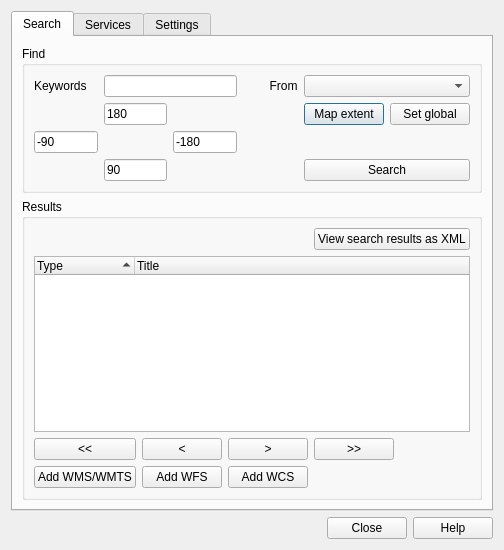
Above: plugin/MetaSearch/ui/maindialog.ui from nextgis/qgis_cswclient before the change. Below: the same form after it.
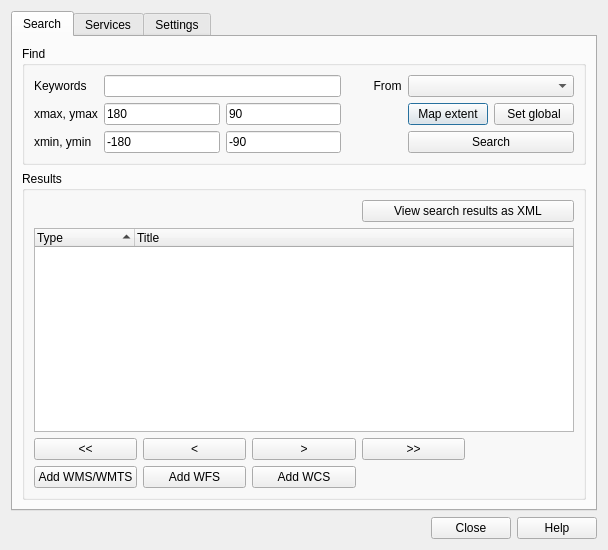
That is the form after the change. The open tabs and pages were chosen to show the change.

Commit message: some layout fixes based on QGIS review comments

Patch:
```diff
--- a/plugin/MetaSearch/ui/maindialog.ui
+++ b/plugin/MetaSearch/ui/maindialog.ui
@@ -6,7 +6,7 @@
    <rect>
     <x>0</x>
     <y>0</y>
-    <width>466</width>
+    <width>608</width>
     <height>550</height>
    </rect>
   </property>
@@ -30,13 +30,6 @@
           <string>Find</string>
          </property>
          <layout class="QGridLayout" name="gridLayout_4">
-          <item row="3" column="3">
-           <widget class="QLineEdit" name="leWest">
-            <property name="text">
-             <string>-180</string>
-            </property>
-           </widget>
-          </item>
           <item row="0" column="0">
            <widget class="QLabel" name="label_3">
             <property name="text">
@@ -54,13 +47,6 @@
             </property>
            </widget>
           </item>
-          <item row="4" column="5" colspan="2">
-           <widget class="QPushButton" name="btnSearch">
-            <property name="text">
-             <string>Search</string>
-            </property>
-           </widget>
-          </item>
           <item row="0" column="5" colspan="2">
            <widget class="QComboBox" name="cmbConnectionsSearch"/>
           </item>
@@ -78,20 +64,6 @@
             </property>
            </widget>
           </item>
-          <item row="3" column="0">
-           <widget class="QLineEdit" name="leSouth">
-            <property name="text">
-             <string>-90</string>
-            </property>
-           </widget>
-          </item>
-          <item row="4" column="2">
-           <widget class="QLineEdit" name="leNorth">
-            <property name="text">
-             <string>90</string>
-            </property>
-           </widget>
-          </item>
           <item row="2" column="6">
            <widget class="QPushButton" name="btnGlobalBbox">
             <property name="text">
@@ -99,6 +71,48 @@
             </property>
            </widget>
           </item>
+          <item row="2" column="3">
+           <widget class="QLineEdit" name="leNorth">
+            <property name="text">
+             <string>90</string>
+            </property>
+           </widget>
+          </item>
+          <item row="3" column="2">
+           <widget class="QLineEdit" name="leWest">
+            <property name="text">
+             <string>-180</string>
+            </property>
+           </widget>
+          </item>
+          <item row="3" column="3">
+           <widget class="QLineEdit" name="leSouth">
+            <property name="text">
+             <string>-90</string>
+            </property>
+           </widget>
+          </item>
+          <item row="3" column="5" colspan="2">
+           <widget class="QPushButton" name="btnSearch">
+            <property name="text">
+             <string>Search</string>
+            </property>
+           </widget>
+          </item>
+          <item row="3" column="0">
+           <widget class="QLabel" name="label_6">
+            <property name="text">
+             <string>xmin, ymin</string>
+            </property>
+           </widget>
+          </item>
+          <item row="2" column="0">
+           <widget class="QLabel" name="label_4">
+            <property name="text">
+             <string>xmax, ymax</string>
+            </property>
+           </widget>
+          </item>
          </layout>
         </widget>
        </item>
```
Left out of the diff: 59 changed lines with no effect on the pictures.
